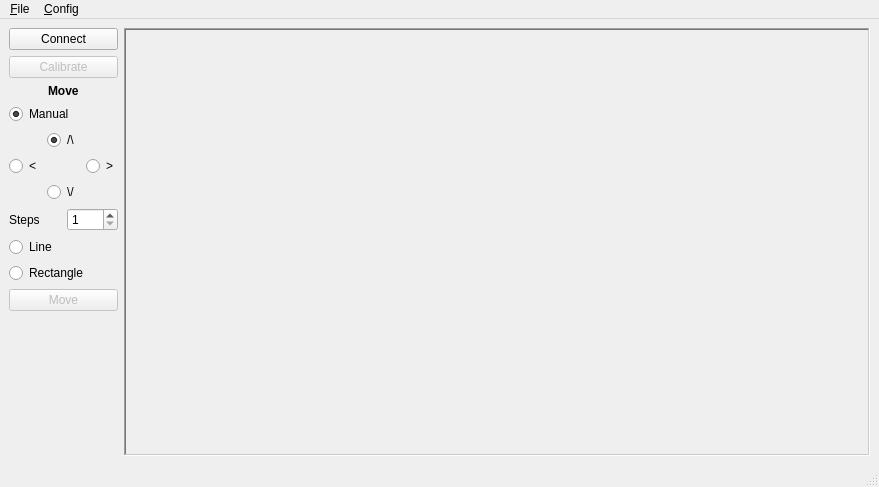
First picture: the form in src/mainwindow.ui, repository stvc/vxm-control, before the edit.
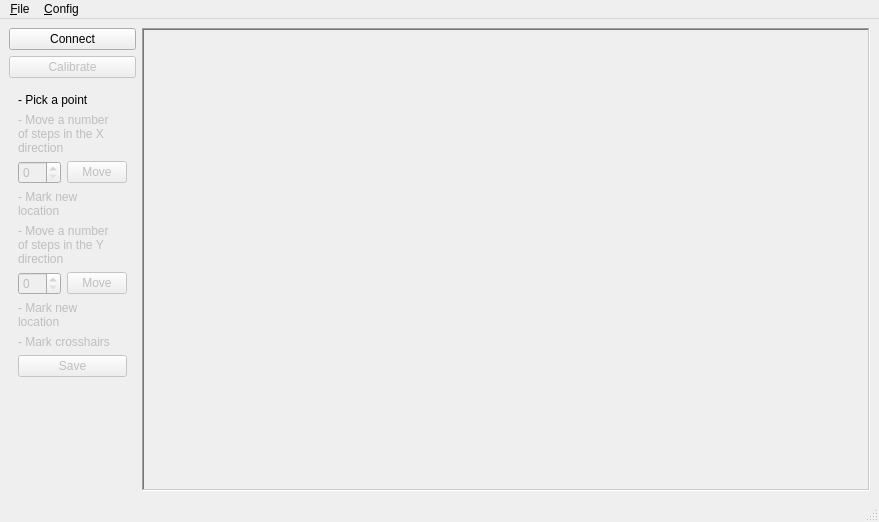
Second picture: the form after the edit. The open tabs and pages were chosen to show the change.

```diff
--- a/src/mainwindow.ui
+++ b/src/mainwindow.ui
@@ -7,7 +7,7 @@
     <x>0</x>
     <y>0</y>
     <width>879</width>
-    <height>487</height>
+    <height>522</height>
    </rect>
   </property>
   <property name="windowTitle">
@@ -35,12 +35,43 @@
         <property name="enabled">
          <bool>false</bool>
         </property>
+        <property name="maximumSize">
+         <size>
+          <width>180</width>
+          <height>16777215</height>
+         </size>
+        </property>
         <property name="text">
          <string>Calibrate</string>
         </property>
        </widget>
       </item>
-      <item alignment="Qt::AlignHCenter">
+      <item>
+       <widget class="QStackedWidget" name="stackedWidget">
+        <property name="sizePolicy">
+         <sizepolicy hsizetype="Fixed" vsizetype="Preferred">
+          <horstretch>0</horstretch>
+          <verstretch>0</verstretch>
+         </sizepolicy>
+        </property>
+        <property name="maximumSize">
+         <size>
+          <width>180</width>
+          <height>16777215</height>
+         </size>
+        </property>
+        <property name="currentIndex">
+         <number>0</number>
+        </property>
+        <widget class="QWidget" name="pageMove">
+         <property name="sizePolicy">
+          <sizepolicy hsizetype="Fixed" vsizetype="Preferred">
+           <horstretch>0</horstretch>
+           <verstretch>0</verstretch>
+          </sizepolicy>
+         </property>
+         <layout class="QVBoxLayout" name="verticalLayout_2">
+          <item>
        <widget class="QLabel" name="labelMove">
         <property name="text">
          <string>&lt;html&gt;&lt;head/&gt;&lt;body&gt;&lt;p&gt;&lt;span style=&quot; font-weight:600;&quot;&gt;Move&lt;/span&gt;&lt;/p&gt;&lt;/body&gt;&lt;/html&gt;</string>
@@ -129,14 +160,7 @@
         </item>
         <item>
          <layout class="QGridLayout" name="gridLayout_2">
-          <item row="0" column="0">
-           <widget class="QLabel" name="labelSteps">
-            <property name="text">
-             <string>Steps</string>
-            </property>
-           </widget>
-          </item>
-          <item row="0" column="1">
+              <item row="0" column="2">
            <widget class="QSpinBox" name="spinBoxSteps">
             <property name="minimum">
              <number>1</number>
@@ -149,6 +173,13 @@
             </property>
            </widget>
           </item>
+              <item row="0" column="1">
+               <widget class="QLabel" name="labelSteps">
+                <property name="text">
+                 <string>Steps</string>
+                </property>
+               </widget>
+              </item>
          </layout>
         </item>
        </layout>
@@ -191,12 +222,172 @@
         <property name="sizeHint" stdset="0">
          <size>
           <width>20</width>
+              <height>93</height>
+             </size>
+            </property>
+           </spacer>
+          </item>
+         </layout>
+        </widget>
+        <widget class="QWidget" name="pageCalibrate">
+         <property name="sizePolicy">
+          <sizepolicy hsizetype="Fixed" vsizetype="Preferred">
+           <horstretch>0</horstretch>
+           <verstretch>0</verstretch>
+          </sizepolicy>
+         </property>
+         <property name="maximumSize">
+          <size>
+           <width>180</width>
+           <height>16777215</height>
+          </size>
+         </property>
+         <layout class="QVBoxLayout" name="verticalLayout_3">
+          <item>
+           <widget class="QLabel" name="labelInstruction1">
+            <property name="text">
+             <string>- Pick a point</string>
+            </property>
+           </widget>
+          </item>
+          <item>
+           <widget class="QLabel" name="labelInstruction2">
+            <property name="enabled">
+             <bool>false</bool>
+            </property>
+            <property name="text">
+             <string>- Move a number
+of steps in the X
+direction</string>
+            </property>
+           </widget>
+          </item>
+          <item>
+           <layout class="QHBoxLayout" name="horizontalLayout_2">
+            <item>
+             <widget class="QSpinBox" name="spinBoxCalXSteps">
+              <property name="enabled">
+               <bool>false</bool>
+              </property>
+             </widget>
+            </item>
+            <item>
+             <widget class="QPushButton" name="btnCalMoveX">
+              <property name="enabled">
+               <bool>false</bool>
+              </property>
+              <property name="maximumSize">
+               <size>
+                <width>60</width>
+                <height>16777215</height>
+               </size>
+              </property>
+              <property name="text">
+               <string>Move</string>
+              </property>
+             </widget>
+            </item>
+           </layout>
+          </item>
+          <item>
+           <widget class="QLabel" name="labelInstruction3">
+            <property name="enabled">
+             <bool>false</bool>
+            </property>
+            <property name="text">
+             <string>- Mark new
+location</string>
+            </property>
+           </widget>
+          </item>
+          <item>
+           <widget class="QLabel" name="labelInstruction4">
+            <property name="enabled">
+             <bool>false</bool>
+            </property>
+            <property name="text">
+             <string>- Move a number
+of steps in the Y
+direction</string>
+            </property>
+           </widget>
+          </item>
+          <item>
+           <layout class="QHBoxLayout" name="horizontalLayout_3">
+            <item>
+             <widget class="QSpinBox" name="spinboxCalYSteps">
+              <property name="enabled">
+               <bool>false</bool>
+              </property>
+             </widget>
+            </item>
+            <item>
+             <widget class="QPushButton" name="btnCalMoveY">
+              <property name="enabled">
+               <bool>false</bool>
+              </property>
+              <property name="maximumSize">
+               <size>
+                <width>60</width>
+                <height>16777215</height>
+               </size>
+              </property>
+              <property name="text">
+               <string>Move</string>
+              </property>
+             </widget>
+            </item>
+           </layout>
+          </item>
+          <item>
+           <widget class="QLabel" name="labelInstruction5">
+            <property name="enabled">
+             <bool>false</bool>
+            </property>
+            <property name="text">
+             <string>- Mark new
+location</string>
+            </property>
+           </widget>
+          </item>
+          <item>
+           <widget class="QLabel" name="labelInstruction6">
+            <property name="enabled">
+             <bool>false</bool>
+            </property>
+            <property name="text">
+             <string>- Mark crosshairs</string>
+            </property>
+           </widget>
+          </item>
+          <item>
+           <widget class="QPushButton" name="btnCalSave">
+            <property name="enabled">
+             <bool>false</bool>
+            </property>
+            <property name="text">
+             <string>Save</string>
+            </property>
+           </widget>
+          </item>
+          <item>
+           <spacer name="verticalSpacer_2">
+            <property name="orientation">
+             <enum>Qt::Vertical</enum>
+            </property>
+            <property name="sizeHint" stdset="0">
+             <size>
+              <width>20</width>
           <height>40</height>
          </size>
         </property>
        </spacer>
       </item>
      </layout>
+        </widget>
+       </widget>
+      </item>
+     </layout>
     </item>
     <item>
      <widget class="QFrame" name="displayFrame">
```
Left out of the diff: 60 changed lines with no effect on the pictures. Lines whose indentation alone changed are shown as unchanged.
